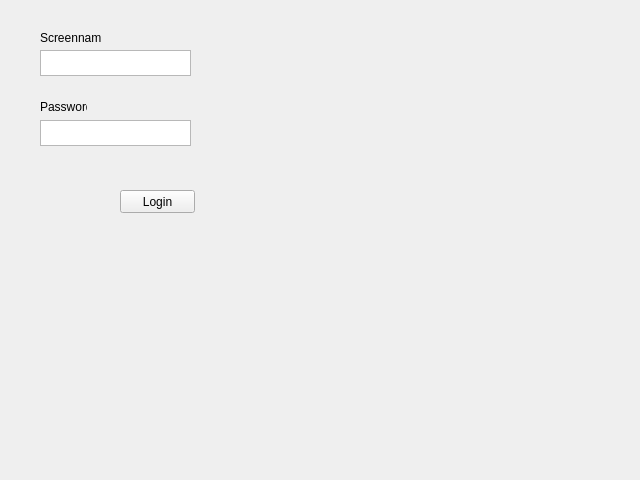
Above: InvGUI/login.ui from scottoberman/CSUFDevs before the change. Below: the same form after it.
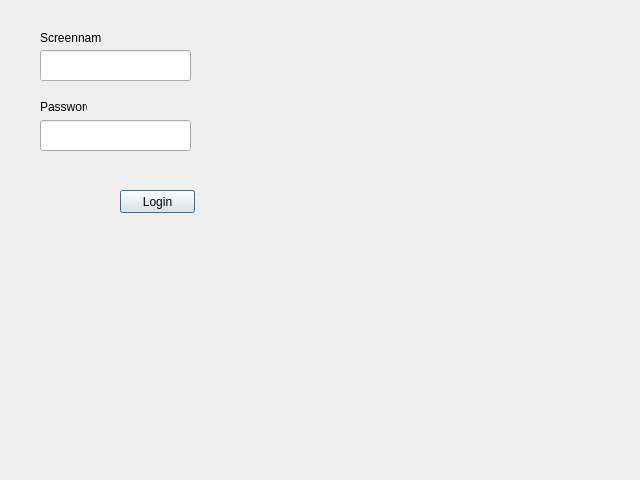
That is the form after the change.

```diff
--- a/InvGUI/login.ui
+++ b/InvGUI/login.ui
@@ -25,25 +25,8 @@
    <property name="text">
     <string>Login</string>
    </property>
-  </widget>
-  <widget class="QTextEdit" name="Sn">
-   <property name="geometry">
-    <rect>
-     <x>40</x>
-     <y>50</y>
-     <width>151</width>
-     <height>26</height>
-    </rect>
-   </property>
-  </widget>
-  <widget class="QTextEdit" name="Pass">
-   <property name="geometry">
-    <rect>
-     <x>40</x>
-     <y>120</y>
-     <width>151</width>
-     <height>26</height>
-    </rect>
+   <property name="default">
+    <bool>true</bool>
    </property>
   </widget>
   <widget class="QLabel" name="label">
@@ -72,6 +55,29 @@
     <string>Screenname</string>
    </property>
   </widget>
+  <widget class="QLineEdit" name="Pass">
+   <property name="geometry">
+    <rect>
+     <x>40</x>
+     <y>120</y>
+     <width>151</width>
+     <height>31</height>
+    </rect>
+   </property>
+   <property name="echoMode">
+    <enum>QLineEdit::Password</enum>
+   </property>
+  </widget>
+  <widget class="QLineEdit" name="Sn">
+   <property name="geometry">
+    <rect>
+     <x>40</x>
+     <y>50</y>
+     <width>151</width>
+     <height>31</height>
+    </rect>
+   </property>
+  </widget>
  </widget>
  <resources/>
  <connections/>
```
Left out of the diff: 5 changed lines with no effect on the pictures.
